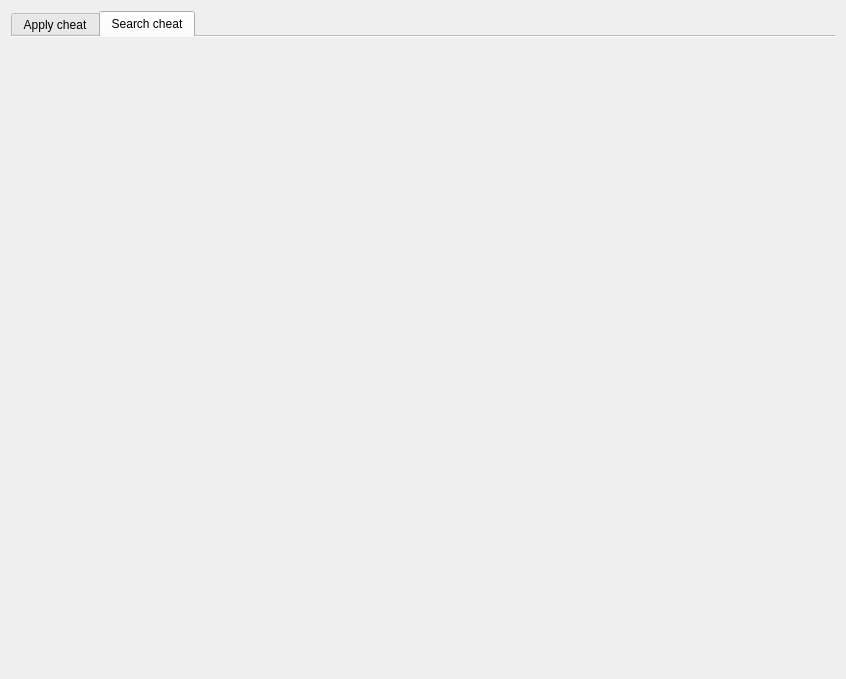
This is uis/cheating/cheat_window.ui in NADNES-TEAM/NADNES as Qt 5 draws it before an edit. The edited form follows.
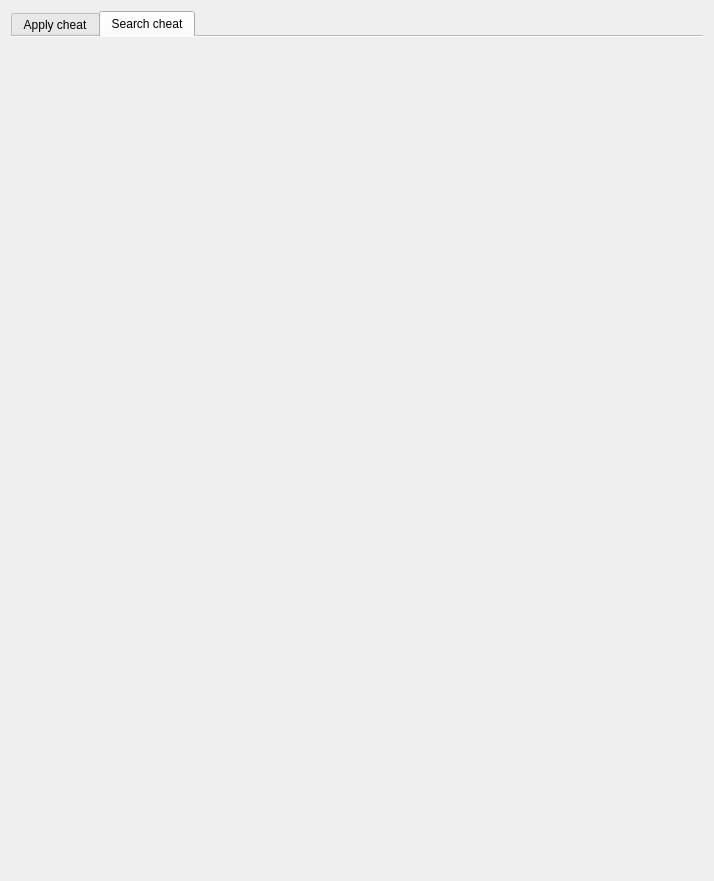
This is the edited form.

```diff
--- a/uis/cheating/cheat_window.ui
+++ b/uis/cheating/cheat_window.ui
@@ -6,8 +6,8 @@
    <rect>
     <x>0</x>
     <y>0</y>
-    <width>846</width>
-    <height>679</height>
+    <width>714</width>
+    <height>881</height>
    </rect>
   </property>
   <property name="windowTitle">
```
